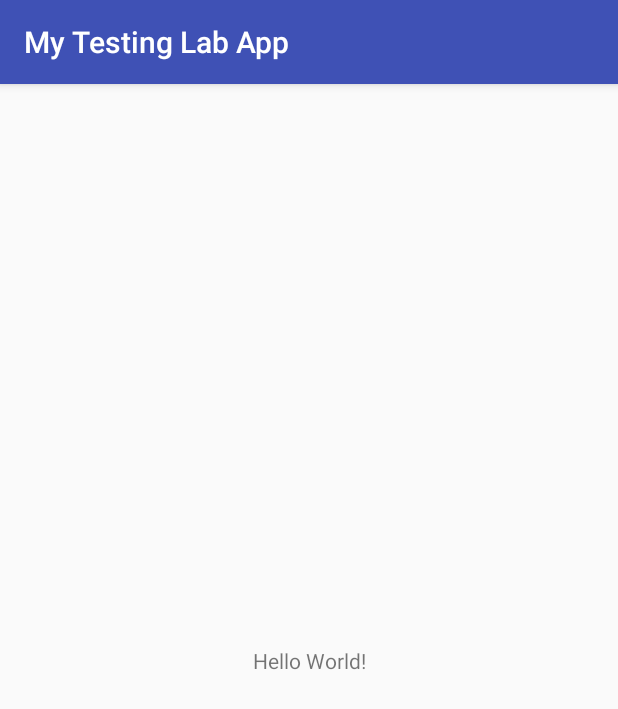
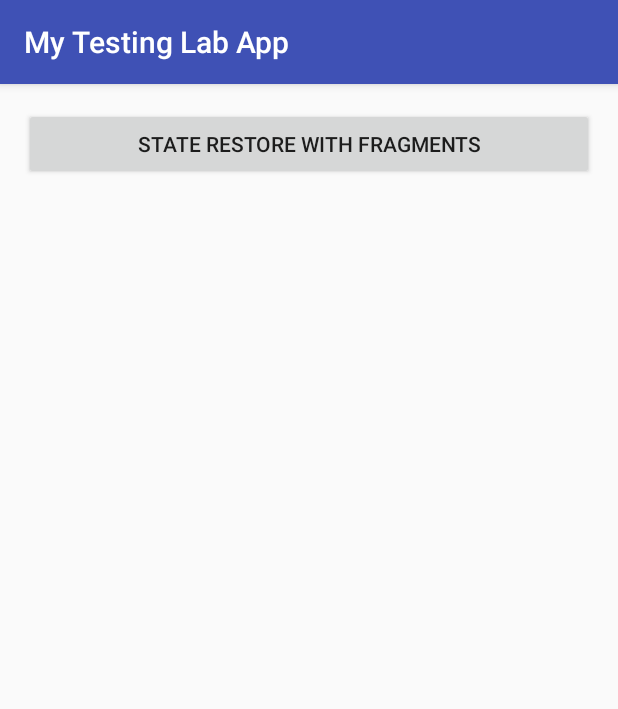
Before and after one commit to DevPicon/test-android-lab-app, an Android app: the screen it shows after launch (MainActivity), on a phone screen of 412 x 824 dp. Shown: the top 709 px of the screen. Run offline under Robolectric (Android 15) with nearby library versions, the phone set to English and light mode, and no system bars.

Commit message:
open Restore State Activity

```diff
--- a/app/src/main/java/pe/devpicon/android/mytestinglabapp/MainActivity.java
+++ b/app/src/main/java/pe/devpicon/android/mytestinglabapp/MainActivity.java
@@ -1,8 +1,12 @@
 package pe.devpicon.android.mytestinglabapp;
 
+import android.content.Intent;
 import android.os.Bundle;
 import android.support.annotation.Nullable;
 import android.support.v7.app.AppCompatActivity;
+import android.view.View;
+
+import pe.devpicon.android.mytestinglabapp.restorestate.RestoreStateActivity;
 
 public class MainActivity extends AppCompatActivity {
 
@@ -12,4 +16,7 @@ public class MainActivity extends AppCompatActivity {
         setContentView(R.layout.activity_main);
     }
 
+    public void toRestoreState(View view) {
+        startActivity(new Intent(this, RestoreStateActivity.class));
+    }
 }
--- a/app/src/main/res/layout/activity_main.xml
+++ b/app/src/main/res/layout/activity_main.xml
@@ -1,18 +1,18 @@
 <?xml version="1.0" encoding="utf-8"?>
-<android.support.constraint.ConstraintLayout xmlns:android="http://schemas.android.com/apk/res/android"
+<LinearLayout xmlns:android="http://schemas.android.com/apk/res/android"
     xmlns:app="http://schemas.android.com/apk/res-auto"
     xmlns:tools="http://schemas.android.com/tools"
+    android:orientation="vertical"
     android:layout_width="match_parent"
     android:layout_height="match_parent"
+    android:padding="16dp"
     tools:context=".MainActivity">
 
-    <TextView
-        android:layout_width="wrap_content"
-        android:layout_height="wrap_content"
-        android:text="Hello World!"
-        app:layout_constraintBottom_toBottomOf="parent"
-        app:layout_constraintLeft_toLeftOf="parent"
-        app:layout_constraintRight_toRightOf="parent"
-        app:layout_constraintTop_toTopOf="parent" />
+    <Button
+        android:onClick="toRestoreState"
+        android:text="@string/button_restore_state"
+        android:layout_width="match_parent"
+        android:layout_height="wrap_content" />
 
-</android.support.constraint.ConstraintLayout>
+
+</LinearLayout>
--- a/app/src/main/res/values/strings.xml
+++ b/app/src/main/res/values/strings.xml
@@ -3,4 +3,5 @@
     <string name="empty">This container is empty</string>
     <string name="label_data_id">Label Data Id</string>
     <string name="label_data_description">Data Description</string>
+    <string name="button_restore_state">State Restore With Fragments</string>
 </resources>
```
